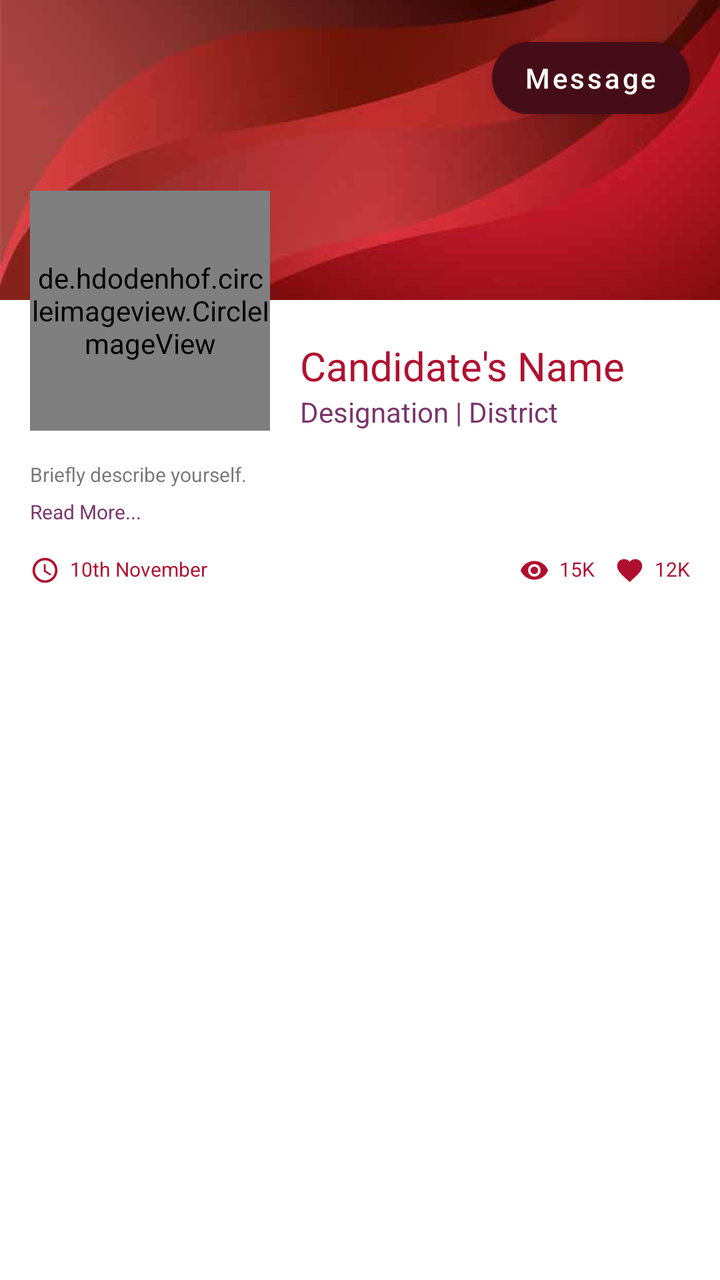
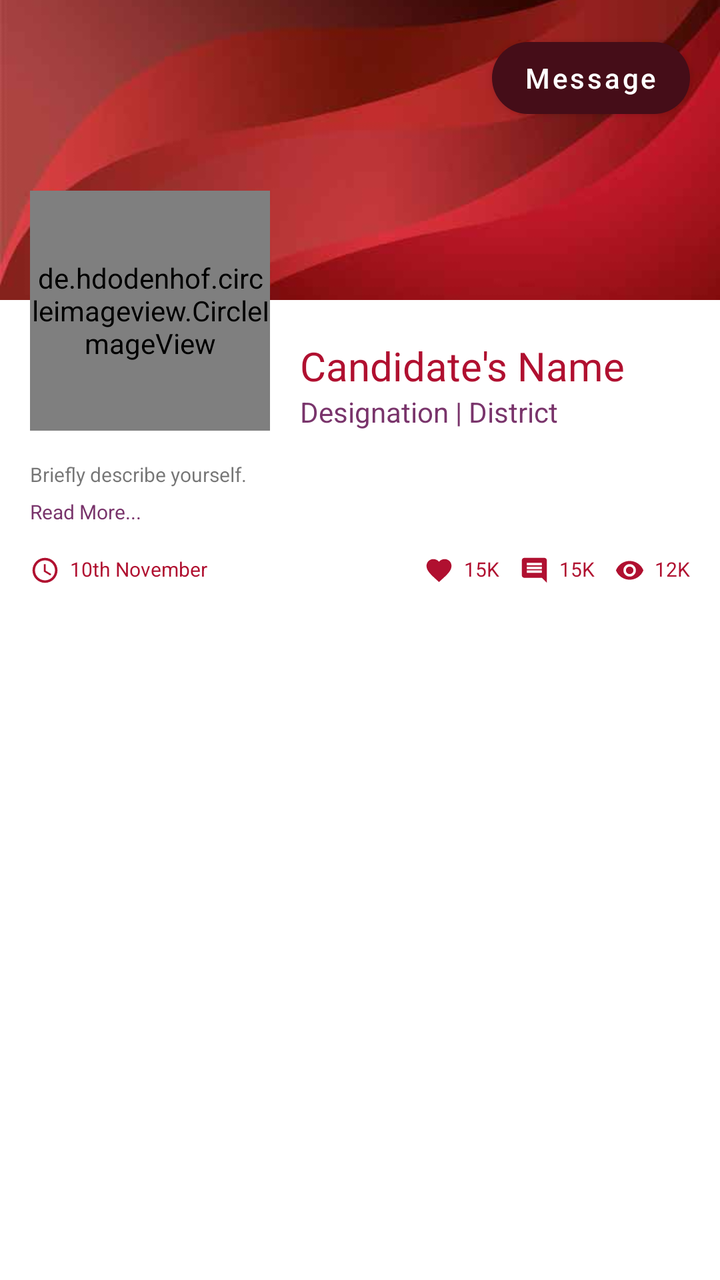

An Android layout rendered at two revisions. The XML below is the earlier revision; the diff shows what the commit changed to produce the second picture.
<!-- AndroidManifest.xml: application theme AppTheme -->
<!-- res/layout/item_user.xml -->
<?xml version="1.0" encoding="utf-8"?>
<RelativeLayout xmlns:android="http://schemas.android.com/apk/res/android"
    xmlns:app="http://schemas.android.com/apk/res-auto"
    android:id="@+id/item_layout"
    android:layout_marginBottom="15dp"
    android:background="@color/colorWhite"
    android:layout_width="match_parent"
    android:layout_height="wrap_content">

    
    <ImageView
        android:id="@+id/item_bg_image"
        android:scaleType="centerCrop"
        android:src="@drawable/background_image"
        android:background="@color/colorBackgroundGrey"
        android:layout_width="match_parent"
        android:layout_height="150dp"/>

    <Button
        android:id="@+id/message_button"
        android:text="Message"
        android:textAllCaps="false"
        android:textColor="@color/colorWhite"
        app:cornerRadius="25dp"
        android:layout_margin="15dp"
        android:layout_alignParentEnd="true"
        app:backgroundTint="@color/colorAccent"
        android:layout_width="wrap_content"
        android:layout_height="wrap_content" />

    <LinearLayout
        android:layout_marginTop="-70dp"
        android:padding="15dp"
        android:layout_below="@+id/item_bg_image"
        android:orientation="vertical"
        android:layout_width="match_parent"
        android:layout_height="wrap_content">
        <LinearLayout
            android:orientation="horizontal"
            android:layout_marginBottom="15dp"
            android:layout_width="match_parent"
            android:layout_height="wrap_content">
            <de.hdodenhof.circleimageview.CircleImageView
                android:id="@+id/item_image"
                app:civ_border_width="1dp"
                app:civ_border_color="@color/colorLightGrey"
                app:civ_circle_background_color="@color/colorWhite"
                app:tint="@color/colorWhite"
                android:src="@drawable/ic_add_photo"
                android:layout_marginEnd="15dp"
                android:layout_width="120dp"
                android:layout_height="120dp"/>
            <LinearLayout
                android:layout_marginTop="60dp"
                android:layout_gravity="bottom"
                android:orientation="vertical"
                android:layout_width="match_parent"
                android:layout_height="wrap_content">
                <TextView
                    android:id="@+id/item_name"
                    android:textSize="20sp"
                    android:text="Candidate's Name"
                    android:textColor="@color/colorPrimary"
                    android:layout_width="wrap_content"
                    android:layout_height="wrap_content"/>
                <TextView
                    android:id="@+id/item_short_title"
                    android:text="Designation | District"
                    android:textColor="@color/colorPurple"
                    android:layout_width="wrap_content"
                    android:layout_height="wrap_content"/>
            </LinearLayout>
        </LinearLayout>

        <LinearLayout
            android:orientation="vertical"
            android:layout_marginBottom="15dp"
            android:layout_width="match_parent"
            android:layout_height="wrap_content">
            <TextView
                android:id="@+id/item_description"
                android:ellipsize="end"
                android:maxLines="4"
                android:textSize="10sp"
                android:layout_marginBottom="5dp"
                android:text="Briefly describe yourself."
                android:layout_width="wrap_content"
                android:layout_height="wrap_content"/>
            <TextView
                android:ellipsize="end"
                android:maxLines="4"
                android:textSize="10sp"
                android:text="Read More..."
                android:textColor="@color/colorPurple"
                android:layout_width="match_parent"
                android:layout_height="wrap_content"/>
        </LinearLayout>
        <RelativeLayout
            android:layout_width="match_parent"
            android:layout_height="wrap_content">
            <LinearLayout
                android:orientation="horizontal"
                android:layout_width="wrap_content"
                android:layout_height="wrap_content">
                <ImageView
                    app:tint="@color/colorPrimary"
                    android:src="@drawable/ic_baseline_access_time_24"
                    android:layout_marginEnd="5dp"
                    android:layout_width="15dp"
                    android:layout_height="15dp"/>
                <TextView
                    android:id="@+id/item_date"
                    android:textSize="10sp"
                    android:text="10th November"
                    android:textColor="@color/colorPrimary"
                    android:layout_width="wrap_content"
                    android:layout_height="wrap_content"/>
            </LinearLayout>
            <LinearLayout
                android:layout_alignParentEnd="true"
                android:orientation="horizontal"
                android:layout_width="wrap_content"
                android:layout_height="wrap_content">
                <LinearLayout
                    android:layout_marginEnd="10dp"
                    android:orientation="horizontal"
                    android:layout_width="wrap_content"
                    android:layout_height="wrap_content">
                    <ImageView
                        app:tint="@color/colorPrimary"
                        android:src="@drawable/ic_baseline_visibility_24"
                        android:layout_marginEnd="5dp"
                        android:layout_width="15dp"
                        android:layout_height="15dp"/>
                    <TextView
                        android:id="@+id/item_viewed"
                        android:textSize="10sp"
                        android:text="15K"
                        android:textColor="@color/colorPrimary"
                        android:layout_width="wrap_content"
                        android:layout_height="wrap_content"/>
                </LinearLayout>
                <LinearLayout
                    android:orientation="horizontal"
                    android:layout_width="wrap_content"
                    android:layout_height="wrap_content">
                    <ImageView
                        app:tint="@color/colorPrimary"
                        android:src="@drawable/ic_baseline_favorite_24"
                        android:layout_marginEnd="5dp"
                        android:layout_width="15dp"
                        android:layout_height="15dp"/>
                    <TextView
                        android:id="@+id/item_liked"
                        android:textSize="10sp"
                        android:text="12K"
                        android:textColor="@color/colorPrimary"
                        android:layout_width="wrap_content"
                        android:layout_height="wrap_content"/>
                </LinearLayout>
            </LinearLayout>
        </RelativeLayout>
    </LinearLayout>

</RelativeLayout>
<!-- resources referenced by this layout -->
<resources>
  <color name="colorAccent">#450D18</color>
  <color name="colorBackgroundGrey">#F5F7F8</color>
  <color name="colorLightGrey">#F2F2F2</color>
  <color name="colorPrimary">#B01030</color>
  <color name="colorPurple">#79346B</color>
  <color name="colorWhite">#FFFFFF</color>
  <!-- drawable ic_baseline_access_time_24 (drawable) -->
  <vector xmlns:android="http://schemas.android.com/apk/res/android"
      android:width="24dp"
      android:height="24dp"
      android:viewportWidth="24"
      android:viewportHeight="24"
      android:tint="?attr/colorControlNormal">
    <path
        android:fillColor="@android:color/white"
        android:pathData="M11.99,2C6.47,2 2,6.48 2,12s4.47,10 9.99,10C17.52,22 22,17.52 22,12S17.52,2 11.99,2zM12,20c-4.42,0 -8,-3.58 -8,-8s3.58,-8 8,-8 8,3.58 8,8 -3.58,8 -8,8z"/>
    <path
        android:fillColor="@android:color/white"
        android:pathData="M12.5,7H11v6l5.25,3.15 0.75,-1.23 -4.5,-2.67z"/>
  </vector>
  <!-- drawable ic_baseline_favorite_24 (drawable) -->
  <vector xmlns:android="http://schemas.android.com/apk/res/android"
      android:width="24dp"
      android:height="24dp"
      android:viewportWidth="24"
      android:viewportHeight="24"
      android:tint="?attr/colorControlNormal">
    <path
        android:fillColor="@android:color/white"
        android:pathData="M12,21.35l-1.45,-1.32C5.4,15.36 2,12.28 2,8.5 2,5.42 4.42,3 7.5,3c1.74,0 3.41,0.81 4.5,2.09C13.09,3.81 14.76,3 16.5,3 19.58,3 22,5.42 22,8.5c0,3.78 -3.4,6.86 -8.55,11.54L12,21.35z"/>
  </vector>
  <!-- drawable ic_baseline_visibility_24 (drawable) -->
  <vector xmlns:android="http://schemas.android.com/apk/res/android"
      android:width="24dp"
      android:height="24dp"
      android:viewportWidth="24"
      android:viewportHeight="24"
      android:tint="?attr/colorControlNormal">
    <path
        android:fillColor="@android:color/white"
        android:pathData="M12,4.5C7,4.5 2.73,7.61 1,12c1.73,4.39 6,7.5 11,7.5s9.27,-3.11 11,-7.5c-1.73,-4.39 -6,-7.5 -11,-7.5zM12,17c-2.76,0 -5,-2.24 -5,-5s2.24,-5 5,-5 5,2.24 5,5 -2.24,5 -5,5zM12,9c-1.66,0 -3,1.34 -3,3s1.34,3 3,3 3,-1.34 3,-3 -1.34,-3 -3,-3z"/>
  </vector>
  <style name="AppTheme" parent="Theme.MaterialComponents.DayNight.NoActionBar">
          
          
          <item name="colorPrimary">@color/colorPrimary</item>
          <item name="colorPrimaryDark">@color/colorPrimaryDark</item>
          <item name="colorAccent">@color/colorAccent</item>
      </style>
  <color name="colorPrimaryDark">#530918</color>
  <!-- unchanged entries left out for length: 2 -->
</resources>

<!-- the commit's change to res/layout/item_user.xml (unified diff, before → after) -->
@@ -128,12 +128,31 @@
                     android:layout_height="wrap_content">
                     <ImageView
                         app:tint="@color/colorPrimary"
-                        android:src="@drawable/ic_baseline_visibility_24"
+                        android:src="@drawable/ic_baseline_favorite_24"
                         android:layout_marginEnd="5dp"
                         android:layout_width="15dp"
                         android:layout_height="15dp"/>
                     <TextView
-                        android:id="@+id/item_viewed"
+                        android:id="@+id/item_liked"
+                        android:textSize="10sp"
+                        android:text="15K"
+                        android:textColor="@color/colorPrimary"
+                        android:layout_width="wrap_content"
+                        android:layout_height="wrap_content"/>
+                </LinearLayout>
+                <LinearLayout
+                    android:layout_marginEnd="10dp"
+                    android:orientation="horizontal"
+                    android:layout_width="wrap_content"
+                    android:layout_height="wrap_content">
+                    <ImageView
+                        app:tint="@color/colorPrimary"
+                        android:src="@drawable/ic_baseline_comment_24"
+                        android:layout_marginEnd="5dp"
+                        android:layout_width="15dp"
+                        android:layout_height="15dp"/>
+                    <TextView
+                        android:id="@+id/item_comment"
                         android:textSize="10sp"
                         android:text="15K"
                         android:textColor="@color/colorPrimary"
@@ -146,12 +165,12 @@
                     android:layout_height="wrap_content">
                     <ImageView
                         app:tint="@color/colorPrimary"
-                        android:src="@drawable/ic_baseline_favorite_24"
+                        android:src="@drawable/ic_baseline_visibility_24"
                         android:layout_marginEnd="5dp"
                         android:layout_width="15dp"
                         android:layout_height="15dp"/>
                     <TextView
-                        android:id="@+id/item_liked"
+                        android:id="@+id/item_viewed"
                         android:textSize="10sp"
                         android:text="12K"
                         android:textColor="@color/colorPrimary"
<!-- resource entries referenced after the edit -->
@@ -19,6 +19,17 @@
     <path
         android:fillColor="@android:color/white"
         android:pathData="M12.5,7H11v6l5.25,3.15 0.75,-1.23 -4.5,-2.67z"/>
+  </vector>
+  <!-- drawable ic_baseline_comment_24 (drawable) -->
+  <vector xmlns:android="http://schemas.android.com/apk/res/android"
+      android:width="24dp"
+      android:height="24dp"
+      android:viewportWidth="24"
+      android:viewportHeight="24"
+      android:tint="?attr/colorControlNormal">
+    <path
+        android:fillColor="@android:color/white"
+        android:pathData="M21.99,4c0,-1.1 -0.89,-2 -1.99,-2L4,2c-1.1,0 -2,0.9 -2,2v12c0,1.1 0.9,2 2,2h14l4,4 -0.01,-18zM18,14L6,14v-2h12v2zM18,11L6,11L6,9h12v2zM18,8L6,8L6,6h12v2z"/>
   </vector>
   <!-- drawable ic_baseline_favorite_24 (drawable) -->
   <vector xmlns:android="http://schemas.android.com/apk/res/android"
